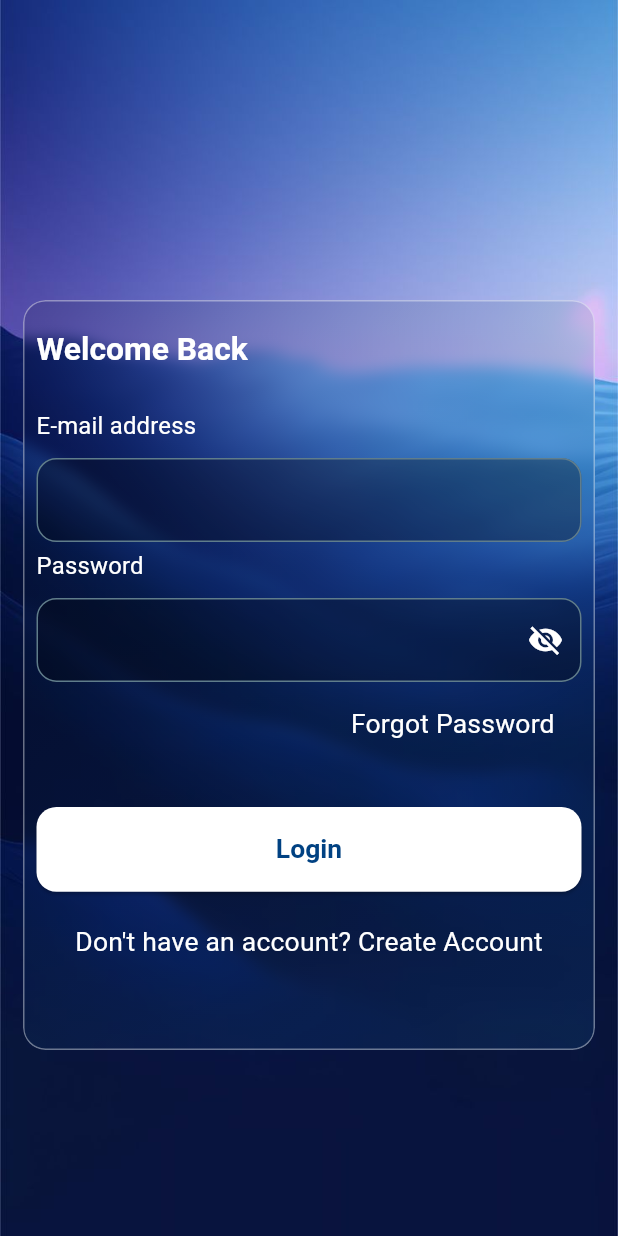
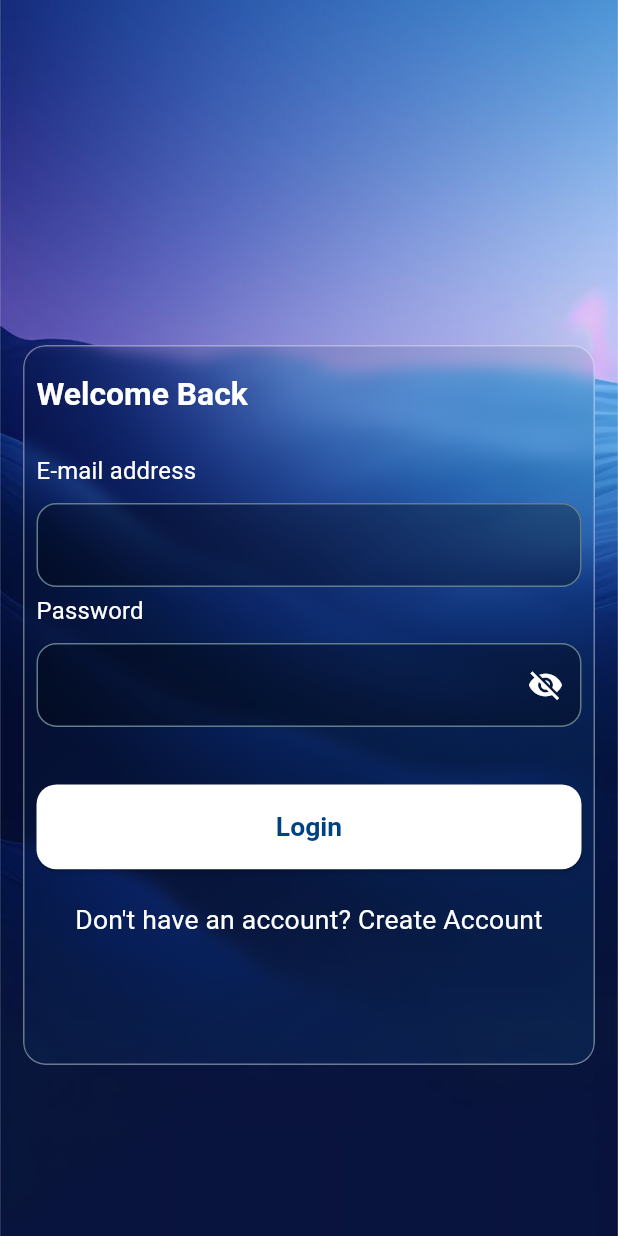
Before and after one commit to M-Tash/e-commerce, a Flutter app: the screen it shows after launch, after a tap on "skip", on a phone screen of 412 x 824 dp. Run offline on Flutter 3.47's test engine with Material 3 defaults, Android fonts, the phone set to English and light mode, and no system bars; drawn by our look-alikes of glass_kit, modal_progress_hud_nsn; our stand-ins replace bloc, connectivity_plus, dartz, flutter_bloc, flutter_image_slideshow, flutter_screenutil and 4 more.

Commit message:
ui tweaks

```diff
--- a/lib/ui/auth/login/login_screen.dart
+++ b/lib/ui/auth/login/login_screen.dart
@@ -78,7 +78,7 @@ class _LoginScreenState extends State<LoginScreen> {
               child: Column(
                 children: [
                   SizedBox(
-                    height: 200,
+                    height: 230,
                   ),
                   Padding(
                     padding: EdgeInsets.symmetric(horizontal: 16.w),
@@ -97,7 +97,7 @@ class _LoginScreenState extends State<LoginScreen> {
                         begin: Alignment.topLeft,
                         end: Alignment.bottomRight,
                       ),
-                      height: 500,
+                      height: 480,
                       child: Padding(
                         padding: const EdgeInsets.all(8.0),
                         child: SingleChildScrollView(
@@ -176,19 +176,9 @@ class _LoginScreenState extends State<LoginScreen> {
                                           return null;
                                         },
                                       ),
-                                      Padding(
-                                        padding: EdgeInsets.only(left: 200.w),
-                                        child: TextButton(
-                                            onPressed: () {
-                                              //todo:forget password
-                                            },
-                                            child: Text("Forgot Password",
-                                                style: Theme.of(context)
-                                                    .textTheme
-                                                    .titleMedium!
-                                                    .copyWith(
-                                                        fontSize: 20.sp))),
-                                      ),
+                                      SizedBox(
+                                        height: 3,
+                                      )
                                     ],
                                   ),
                                 ),
```
